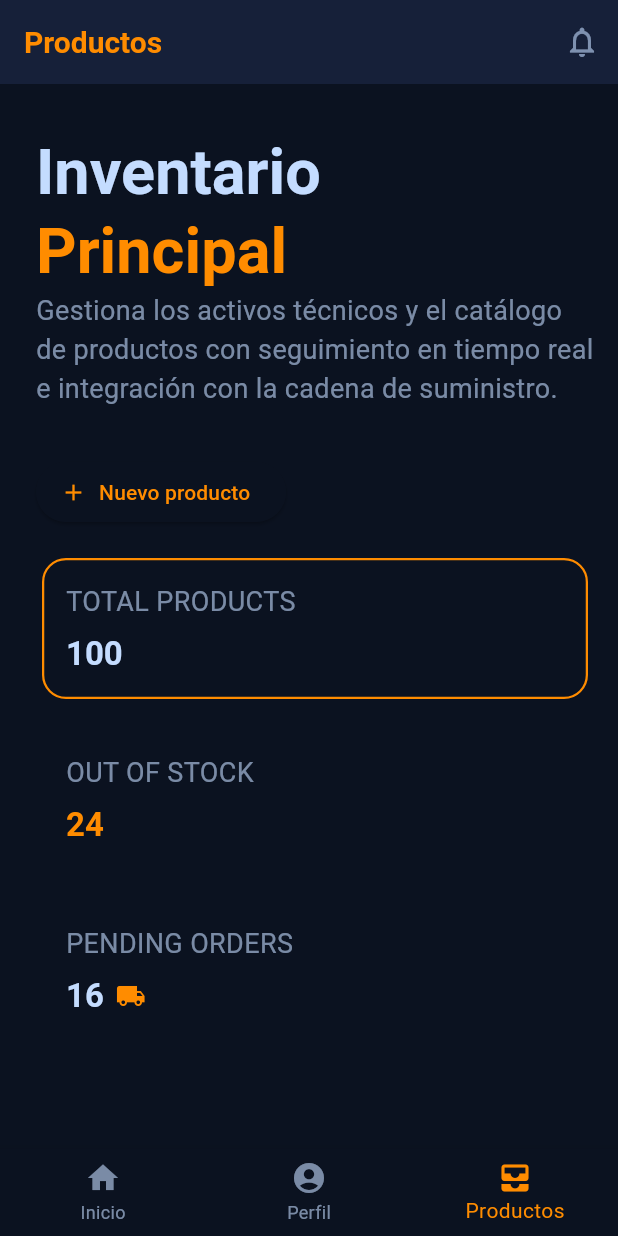
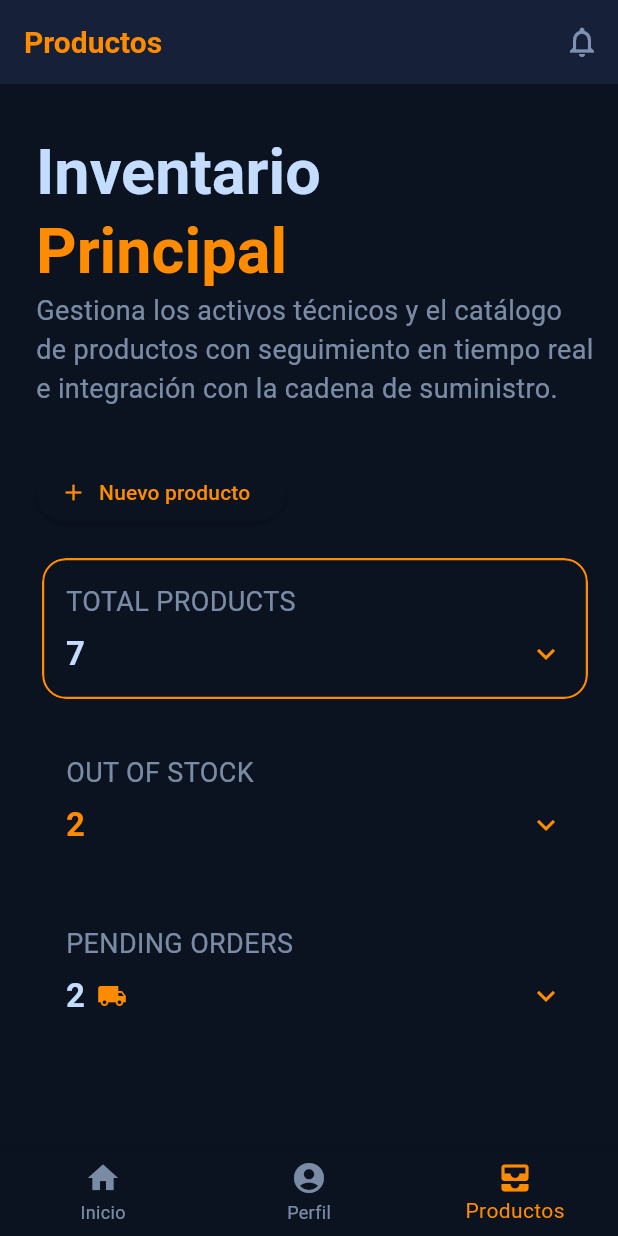
Before and after one commit to TAMOM-dev/coma, a Flutter app: the screen it shows after launch, item 3 of the bottom bar chosen, on a phone screen of 412 x 824 dp. Run offline on Flutter 3.47's test engine with Material 3 defaults, Android fonts, the phone set to English and light mode, and no system bars.

Commit message:
Expansible Products Panels
Co-Authored-By: Claude Opus 5.5 <noreply@anthropic.com>

```diff
--- a/lib/features/home/screens/products_screen.dart
+++ b/lib/features/home/screens/products_screen.dart
@@ -1,14 +1,42 @@
+import 'package:coma/data/models/product.dart';
 import 'package:coma/features/home/widgets/add_product_button.dart';
 import 'package:coma/features/home/widgets/add_product_dialog.dart';
 import 'package:coma/features/home/widgets/module_header.dart';
+import 'package:coma/features/home/widgets/product_list_card.dart';
 import 'package:coma/features/home/widgets/stat_panel.dart';
 import 'package:flutter/material.dart';
 
-class ProductsScreen extends StatelessWidget {
+class ProductsScreen extends StatefulWidget {
   const ProductsScreen({super.key});
 
   @override
+  State<ProductsScreen> createState() => _ProductsScreenState();
+}
+
+class _ProductsScreenState extends State<ProductsScreen> {
+  //TODO: Replace with products from data source
+  static const _products = [
+    Product(name: 'Producto 1', status: ProductStatus.available, price: 10.0),
+    Product(name: 'Producto 2', status: ProductStatus.outOfStock, price: 20.0),
+    Product(name: 'Producto 3', status: ProductStatus.ordered, price: 30.0),
+    Product(name: 'Producto 4', status: ProductStatus.available, price: 40.0),
+    Product(name: 'Producto 5', status: ProductStatus.outOfStock, price: 50.0),
+    Product(name: 'Producto 6', status: ProductStatus.ordered, price: 60.0),
+    Product(name: 'Producto 7', status: ProductStatus.available, price: 70.0),
+  ];
+
+  bool _showProducts = false;
+  bool _showOutOfStock = false;
+  bool _showOrdered = false;
+
+  List<Product> _byStatus(ProductStatus status) =>
+      _products.where((product) => product.status == status).toList();
+
+  @override
   Widget build(BuildContext context) {
+    final outOfStock = _byStatus(ProductStatus.outOfStock);
+    final ordered = _byStatus(ProductStatus.ordered);
+
     return SingleChildScrollView(
       padding: const EdgeInsets.fromLTRB(24, 32, 16, 24),
       child: Column(
@@ -33,23 +61,55 @@ class ProductsScreen extends StatelessWidget {
           //TODO: Add count stream to StatPanel
           StatPanel(
             label: 'Total Products',
-            value: '100',
+            value: '${_products.length}',
             highlighted: true,
+            expanded: _showProducts,
+            onTap: () => setState(() => _showProducts = !_showProducts),
           ),
+          _ExpandableProductList(visible: _showProducts, products: _products),
           const SizedBox(height: 12),
           StatPanel(
             label: 'Out of Stock',
-            value: '24',
+            value: '${outOfStock.length}',
             valueColor: Theme.of(context).colorScheme.primary, // número naranja
+            expanded: _showOutOfStock,
+            onTap: () => setState(() => _showOutOfStock = !_showOutOfStock),
           ),
+          _ExpandableProductList(visible: _showOutOfStock, products: outOfStock),
           const SizedBox(height: 12),
           StatPanel(
             label: 'Pending Orders',
-            value: '16',
+            value: '${ordered.length}',
             trailingIcon: Icons.local_shipping, // el camión
+            expanded: _showOrdered,
+            onTap: () => setState(() => _showOrdered = !_showOrdered),
           ),
+          _ExpandableProductList(visible: _showOrdered, products: ordered),
         ],
       ),
     );
   }
 }
+
+//* Product list shown below a StatPanel, animated open/closed
+class _ExpandableProductList extends StatelessWidget {
+  final bool visible;
+  final List<Product> products;
+
+  const _ExpandableProductList({required this.visible, required this.products});
+
+  @override
+  Widget build(BuildContext context) {
+    return AnimatedSize(
+      duration: const Duration(milliseconds: 250),
+      curve: Curves.easeInOut,
+      alignment: Alignment.topCenter,
+      child: visible
+          ? Padding(
+              padding: const EdgeInsets.only(top: 12),
+              child: ProductListCard(products: products),
+            )
+          : const SizedBox(width: double.infinity),
+    );
+  }
+}
--- a/lib/features/home/widgets/stat_panel.dart
+++ b/lib/features/home/widgets/stat_panel.dart
@@ -6,6 +6,8 @@ class StatPanel extends StatelessWidget {
   final Color? valueColor;
   final IconData? trailingIcon;
   final bool highlighted;
+  final VoidCallback? onTap;
+  final bool expanded;
 
   const StatPanel({
     super.key,
@@ -14,6 +16,8 @@ class StatPanel extends StatelessWidget {
     this.valueColor,
     this.trailingIcon,
     this.highlighted = false,
+    this.onTap,
+    this.expanded = false,
   });
 
   @override
@@ -21,21 +25,21 @@ class StatPanel extends StatelessWidget {
     final theme = Theme.of(context);
 
     return Card(
+      clipBehavior: Clip.antiAlias,
       shape: RoundedRectangleBorder(
         borderRadius: BorderRadius.circular(16),
         side: highlighted
             ? BorderSide(color: theme.colorScheme.primary, width: 1.5)
             : BorderSide.none,
       ),
+      child: InkWell(
+        onTap: onTap,
         child: Padding(
           padding: const EdgeInsets.all(16),
           child: Column(
             crossAxisAlignment: CrossAxisAlignment.start,
             children: [
-            Text(
-              label.toUpperCase(),
-              style: theme.textTheme.bodyMedium,
-            ),
+              Text(label.toUpperCase(), style: theme.textTheme.bodyMedium),
               const SizedBox(height: 8),
               Row(
                 children: [
@@ -48,13 +52,30 @@ class StatPanel extends StatelessWidget {
                   ),
                   if (trailingIcon != null) ...[
                     const SizedBox(width: 8),
-                  Icon(trailingIcon, size: 20, color: theme.colorScheme.primary),
+                    Icon(
+                      trailingIcon,
+                      size: 20,
+                      color: theme.colorScheme.primary,
+                    ),
+                  ],
+                  //* Expand indicator, only when tappable
+                  if (onTap != null) ...[
+                    const Spacer(),
+                    AnimatedRotation(
+                      turns: expanded ? 0.5 : 0,
+                      duration: const Duration(milliseconds: 200),
+                      child: Icon(
+                        Icons.keyboard_arrow_down,
+                        color: theme.colorScheme.primary,
+                      ),
+                    ),
                   ],
                 ],
               ),
             ],
           ),
         ),
+      ),
     );
   }
 }
```
Also changed, not shown: lib/features/home/screens/home_screen.dart (+0 -14 lines), lib/features/home/widgets/product_list_card.dart (+25 -25 lines). Lines whose indentation alone changed are shown as unchanged.
